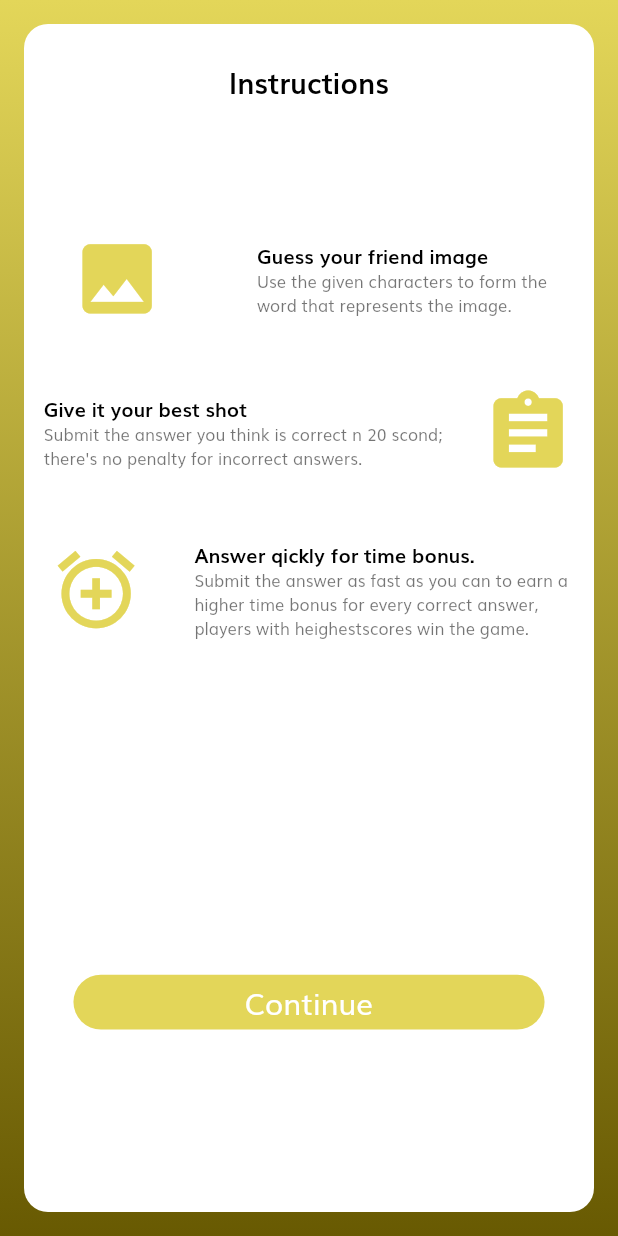
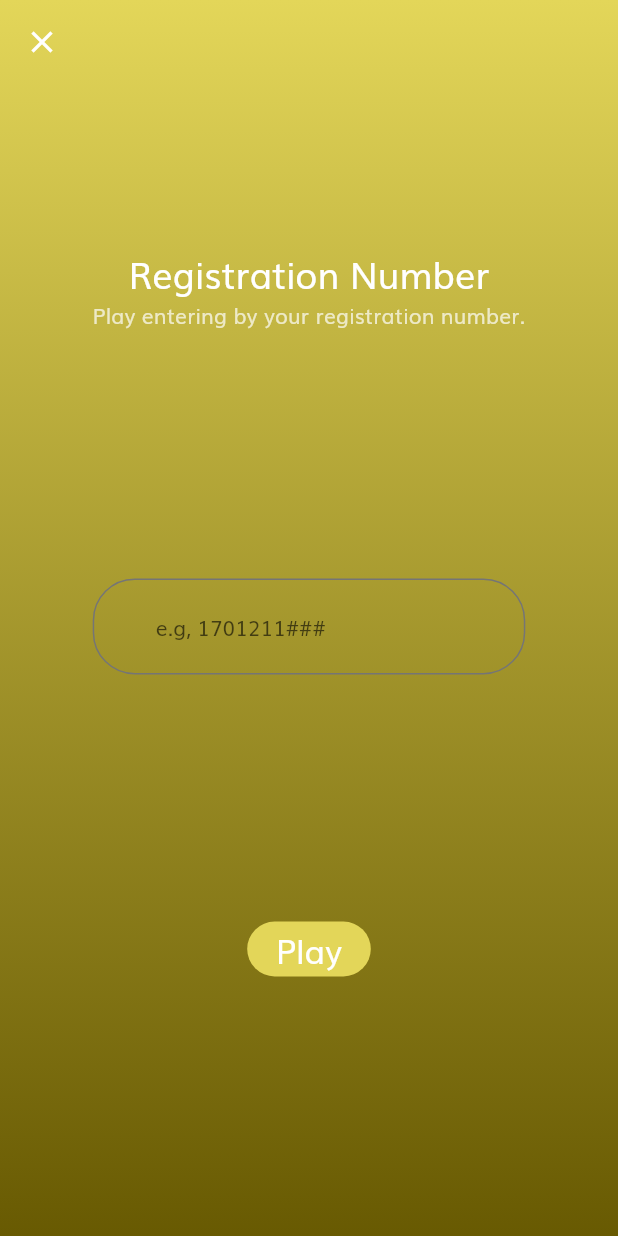
Before and after one commit to laxminarayan1998/scramble_game, a Flutter app: the screen it shows after launch, after a tap on "Continue", on a phone screen of 412 x 824 dp. Run offline on Flutter 3.47's test engine with Material 2 defaults, Android fonts, the phone set to English and light mode, and no system bars; our stand-ins replace auto_size_text; network calls fail.

Commit message:
changes new

```diff
--- a/lib/default_button.dart
+++ b/lib/default_button.dart
@@ -24,7 +24,7 @@ class DefaultButton extends StatelessWidget {
           child: Text(
             text,
             style: TextStyle(
-              fontSize: getProportionateScreenWidth(18),
+              fontSize: 22,
               color: Colors.white,
             ),
           ),
--- a/lib/routes.dart
+++ b/lib/routes.dart
@@ -1,5 +1,6 @@
 import 'package:flutter/material.dart';
 import 'package:quiz_app/screens/Login/login_page.dart';
+import 'package:quiz_app/screens/registration_no/registration_screen.dart';
 import 'package:quiz_app/screens/splash/splash_screen.dart';
 
 import 'screens/home/home_screen.dart';
@@ -8,4 +9,5 @@ final Map<String, WidgetBuilder> routes = {
   SplashScreen.routeName: (context) => SplashScreen(),
   LoginPage.routeName: (context) => LoginPage(),
   HomeScreen.routeName: (context) => HomeScreen(),
+  RegistrationScreen.routeName: (context) => RegistrationScreen(),
 };
--- a/lib/screens/Login/login_page.dart
+++ b/lib/screens/Login/login_page.dart
@@ -1,5 +1,6 @@
 import 'package:flutter/material.dart';
 import 'package:quiz_app/default_button.dart';
+import 'package:quiz_app/screens/registration_no/registration_screen.dart';
 
 import '../../constants.dart';
 import '../../size_config.dart';
@@ -56,7 +57,7 @@ class LoginPage extends StatelessWidget {
                         icon: Icons.assignment,
                         title: 'Give it your best shot',
                         description:
-                            'Submit the answer you think is correct n 20 scond;\nthere\'s no penalty for incorrect answers.',
+                            'Submit the answer you think is correct in 20 scond;\nthere\'s no penalty for incorrect answers.',
                         textDirection: TextDirection.rtl,
                       ),
                       InstructionCard(
@@ -79,7 +80,9 @@ class LoginPage extends StatelessWidget {
                             vertical: getProportionateScreenHeight(10)),
                         child: DefaultButton(
                           text: 'Continue',
-                          press: () {},
+                          press: () {
+                            Navigator.pushNamed(context, RegistrationScreen.routeName);
+                          },
                         ),
                       ),
                     ],
--- /dev/null
+++ b/lib/screens/registration_no/registration_screen.dart
@@ -0,0 +1,118 @@
+import 'package:flutter/material.dart';
+import 'package:quiz_app/default_button.dart';
+import 'package:quiz_app/model/Student.dart';
+import 'package:quiz_app/screens/home/home_screen.dart';
+import 'package:quiz_app/size_config.dart';
+
+import '../../constants.dart';
+
+class RegistrationScreen extends StatefulWidget {
+  static String routeName = "/registration-screen";
+
+  @override
+  _RegistrationScreenState createState() => _RegistrationScreenState();
+}
+
+class _RegistrationScreenState extends State<RegistrationScreen> {
+  final GlobalKey<FormState> _formKey = GlobalKey<FormState>();
+
+  final TextEditingController textEditingController =
+      new TextEditingController();
+
+  bool isOk = false;
+
+  void _validateInputs() {
+    if (_formKey.currentState.validate()) {
+      // _formKey.currentState.save();
+    } else {}
+  }
+
+  @override
+  Widget build(BuildContext context) {
+    SizeConfig().init(context);
+    return Scaffold(
+      extendBodyBehindAppBar: true,
+      appBar: AppBar(
+        leading: Icon(
+          Icons.close,
+          // size: 40,
+          color: Colors.white,
+        ),
+        // title: Text(
+        //   'Enter registration number',
+        //   style: TextStyle(color: Colors.white, fontSize: 25),
+        // ),
+      ),
+      body: GestureDetector(
+        onTap: () => FocusScope.of(context).requestFocus(new FocusNode()),
+        child: Container(
+          width: double.infinity,
+          decoration: BoxDecoration(gradient: kPrimaryGoingGradientColor),
+          child: Center(
+            child: Column(
+              // mainAxisAlignment: MainAxisAlignment.center,
+              children: [
+                SizedBox(height: SizeConfig.screenHeight * .2),
+                Text(
+                  'Registration Number',
+                  textAlign: TextAlign.center,
+                  style: Theme.of(context)
+                      .textTheme
+                      .headline5
+                      .copyWith(color: Colors.white),
+                ),
+                Text(
+                  'Play entering by your registration number.',
+                  textAlign: TextAlign.center,
+                  style: Theme.of(context)
+                      .textTheme
+                      .subtitle2
+                      .copyWith(color: Colors.white70),
+                ),
+                SizedBox(height: SizeConfig.screenHeight * .2),
+                SizedBox(
+                  width: SizeConfig.screenWidth * 0.7,
+                  child: Form(
+                    key: _formKey,
+                    child: TextFormField(
+                      controller: textEditingController,
+                      decoration: InputDecoration(
+                        hintText: "e.g, 1701211###",
+                        hintStyle: TextStyle(fontSize: 14),
+                        floatingLabelBehavior: FloatingLabelBehavior.always,
+                      ),
+                      validator: (value) {
+                        if (value.length < 3)
+                          return 'Wrong registration number';
+                        else
+                          return null;
+                      },
+                    ),
+                  ),
+                ),
+                SizedBox(height: SizeConfig.screenHeight * .2),
+                if (isOk)
+                  CircularProgressIndicator()
+                else
+                  SizedBox(
+                    width: SizeConfig.screenWidth * 0.2,
+                    child: DefaultButton(
+                      press: () async {
+                        setState(() {
+                          isOk = true;
+                        });
+                        _validateInputs();
+                        await suggestions();
+                        Navigator.pushNamed(context, HomeScreen.routeName);
+                      },
+                      text: 'Play',
+                    ),
+                  )
+              ],
+            ),
+          ),
+        ),
+      ),
+    );
+  }
+}
--- a/lib/theme.dart
+++ b/lib/theme.dart
@@ -8,10 +8,26 @@ ThemeData themeData(BuildContext context) {
     primaryColor: kPrimaryColor,
     accentColor: Colors.black,
     fontFamily: "Muli",
+    inputDecorationTheme: inputDecorationTheme(),
     colorScheme: ColorScheme.light(
       secondary: kSecondaryColor,
     ),
     backgroundColor: Colors.white,
+  );
+}
+
+InputDecorationTheme inputDecorationTheme() {
+  OutlineInputBorder outlineInputBorder = OutlineInputBorder(
+    borderRadius: BorderRadius.circular(28),
+    borderSide: BorderSide(color: kTextColor),
+    gapPadding: 10,
+  );
+  return InputDecorationTheme(
+    contentPadding: EdgeInsets.symmetric(horizontal: 42, vertical: 20),
+    enabledBorder: outlineInputBorder,
+    focusedBorder: outlineInputBorder,
+    border: outlineInputBorder,
+
   );
 }
 
--- a/pubspec.yaml
+++ b/pubspec.yaml
@@ -32,7 +32,8 @@ dependencies:
   pin_code_fields: ^5.2.0
   auto_size_text: ^2.1.0
   cached_network_image: ^2.3.2+1
-  provider: ^4.3.2+2
+  autocomplete_textfield: ^1.7.3
+  http: ^0.12.2
 
 dev_dependencies:
   flutter_test:
```
Also changed, not shown: lib/model/Student.dart (+67 -27 lines), lib/screens/registration_no/components/user.dart (added, +43 -0 lines), pubspec.lock.
